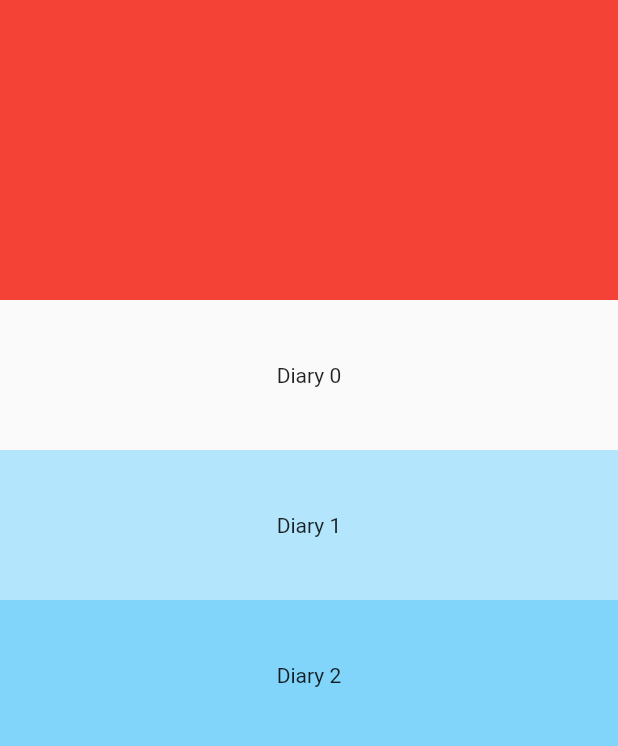
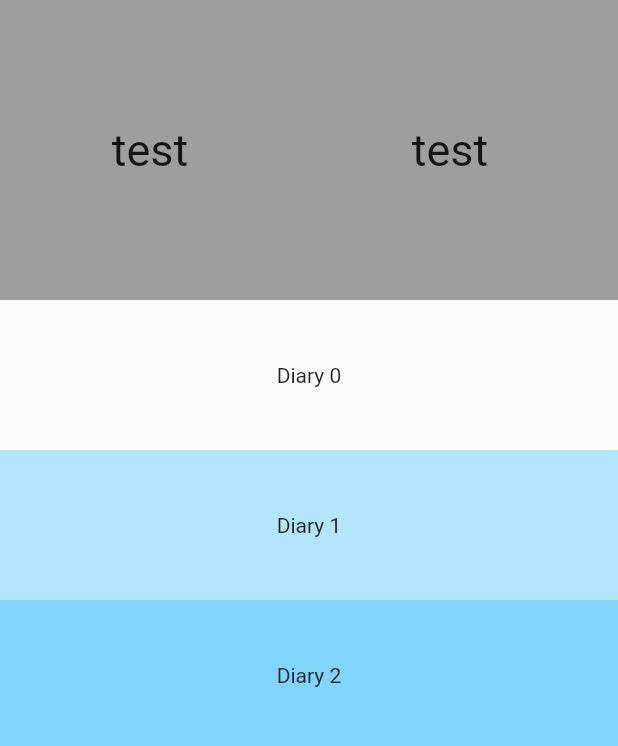
Before and after one commit to Khohyeon/flutter-sliver, a Flutter app: the screen it shows after launch, on a phone screen of 412 x 824 dp, the part 459-1205 px from its top. Run offline on Flutter 3.47's test engine with Material 2 defaults, Android fonts, the phone set to English and light mode, and no system bars.

Commit message:
2차 완성

```diff
--- a/lib/main.dart
+++ b/lib/main.dart
@@ -46,11 +46,26 @@ class HomePage extends StatelessWidget {
           ),
           SliverToBoxAdapter(
             child: Container(
-              color: Colors.red,
               height: 200,
+              color: Colors.grey,
+              child: ListView.builder(
+                scrollDirection: Axis.horizontal,
+                itemCount: 10,
+                itemBuilder: (context, index) {
+                return Container(
+                width: 200.0,
+                child: Container(
+                child:
+                Text('test', style: TextStyle(fontSize: 30),
+                ),
+                alignment: Alignment.center,
+                )
+                );
+                },
+              ),
             ),
           ),
-          // SliverList(
+                  // SliverList(
           //   delegate: SliverChildBuilderDelegate(
           //   childCount: 10,
           //   (context, index) {
```
